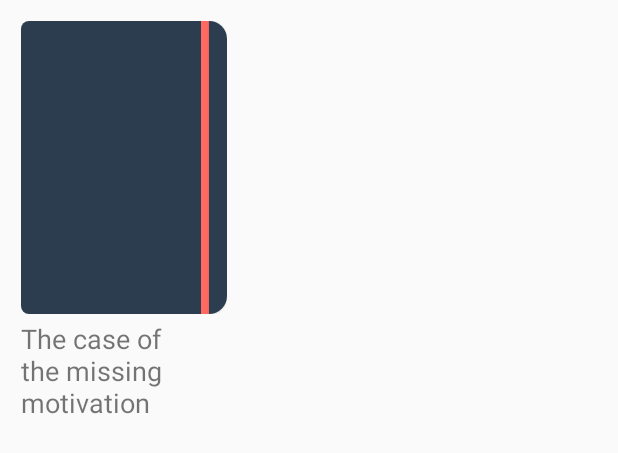
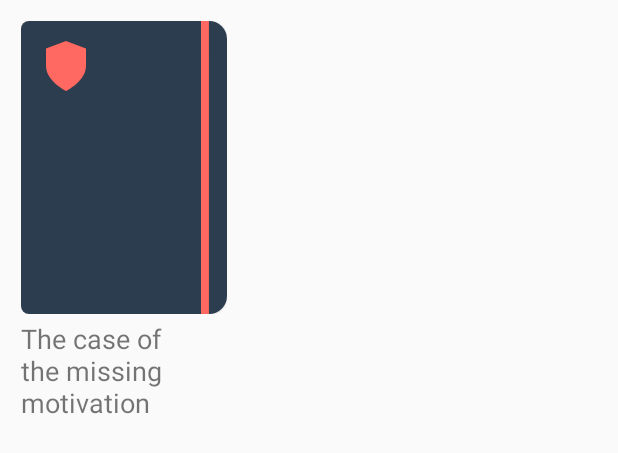
Before and after one commit to anomaly-fr/CrimeScene, an Android app: the layout case_file.xml on its own in the app's theme, with its tools: preview values and no code run, on a phone screen of 412 x 824 dp. Shown: the top 453 px of the screen. Run offline under Robolectric (Android 15) with nearby library versions, the phone set to English and light mode, and no system bars; Roboto replaces fonts that are not available here.

Commit message:
Notes Complete

```diff
--- a/app/src/main/java/com/example/crimescene/fragments/InvestigateFragment.java
+++ b/app/src/main/java/com/example/crimescene/fragments/InvestigateFragment.java
@@ -58,6 +58,8 @@ public class InvestigateFragment extends Fragment {
         Query query =firebaseFirestore.collection("UserCases")
                 .document(UserInfo.getInstance().getEmailID())
                 .collection("Cases");
+        query.orderBy("timeCreated", Query.Direction.DESCENDING);
+
 
         FirestoreRecyclerOptions<Case>options = new FirestoreRecyclerOptions.Builder<Case>().setQuery(query,Case.class).build();
         caseAdapter = new CaseAdapter(options);
--- /dev/null
+++ b/app/src/main/res/drawable/ic_shield.xml
@@ -0,0 +1,13 @@
+<vector xmlns:android="http://schemas.android.com/apk/res/android"
+    android:width="24dp"
+    android:height="24dp"
+    android:viewportWidth="24"
+    android:viewportHeight="24">
+  <path
+      android:pathData="M12,22s8,-4 8,-10V5l-8,-3 -8,3v7c0,6 8,10 8,10z"
+      android:strokeLineJoin="round"
+      android:strokeWidth="2"
+      android:fillColor="#ff6961"
+
+      android:strokeLineCap="round"/>
+</vector>
--- a/app/src/main/res/layout/case_file.xml
+++ b/app/src/main/res/layout/case_file.xml
@@ -25,7 +25,17 @@ android:id="@+id/main_file_ll"
             android:layout_width="120dp"
             android:layout_height="195dp"
             android:layout_gravity="center"
-            android:background="@drawable/file_shape_1" />
+            android:background="@drawable/file_shape_1" >
+            <ImageView
+
+                android:id="@+id/badge"
+                android:layout_marginTop="10dp"
+                android:layout_marginStart="10dp"
+                android:layout_width="40dp"
+                android:layout_height="40dp"
+                android:src="@drawable/ic_shield"/>
+"
+        </LinearLayout>
 
     <LinearLayout
 
--- a/app/src/main/res/layout/fragment_case_notes.xml
+++ b/app/src/main/res/layout/fragment_case_notes.xml
@@ -4,6 +4,8 @@
     android:layout_width="match_parent"
     android:layout_height="match_parent"
     android:padding="8dp"
+    android:layout_margin="-5dp"
+
     tools:context=".fragments.CaseNotesFragment">
 
     <TextView
--- a/app/src/main/res/layout/fragment_case_photos.xml
+++ b/app/src/main/res/layout/fragment_case_photos.xml
@@ -4,6 +4,8 @@
     android:layout_width="match_parent"
     android:layout_height="match_parent"
     android:padding="8dp"
+    android:layout_margin="-5dp"
+
     tools:context=".fragments.CaseNotesFragment">
 
     <TextView
--- a/app/src/main/res/layout/fragment_case_recordings.xml
+++ b/app/src/main/res/layout/fragment_case_recordings.xml
@@ -4,6 +4,8 @@
     android:layout_width="match_parent"
     android:layout_height="match_parent"
     android:padding="8dp"
+    android:layout_margin="-5dp"
+
     tools:context=".fragments.CaseNotesFragment">
 
     <TextView
```
Also changed, not shown: app/src/main/java/com/example/crimescene/adapters/CaseAdapter.java (+7 -0 lines), app/src/main/res/drawable/ic_shield_green.xml (added, +13 -0 lines), app/src/main/res/drawable/ic_shield_pink.xml (added, +13 -0 lines), app/src/main/res/drawable/ic_shield_yellow.xml (added, +13 -0 lines), app/src/main/res/drawable-v24/a.png (added), app/src/main/res/drawable-v24/b.png (added), app/src/main/res/drawable-v24/c.png (added).
